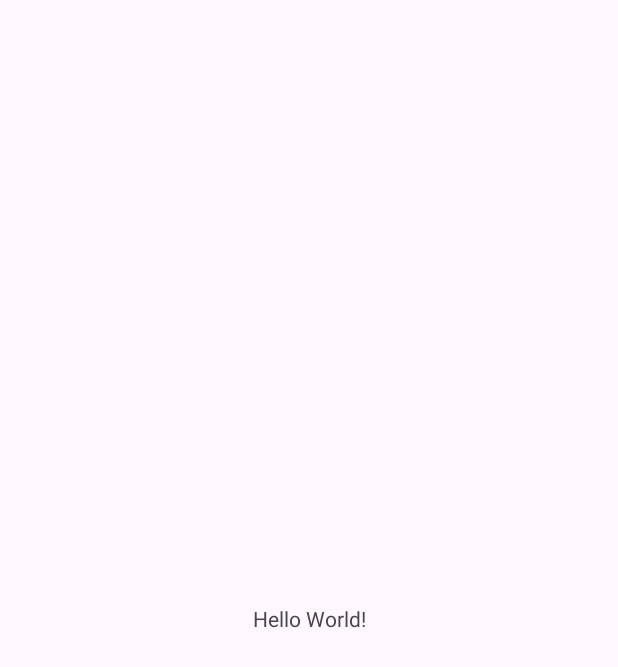
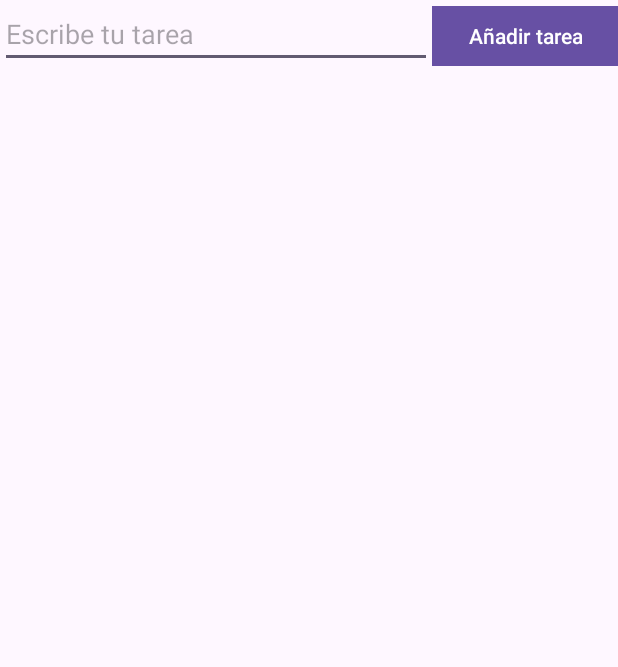
Before and after one commit to juliogtrenard/FORK_AppScrollInfinito, an Android app: the screen it shows after launch (MainActivity), on a phone screen of 412 x 824 dp. Before the commit the part shown is almost empty. Shown: the top 667 px of the screen. Run offline under Robolectric (Android 15) with nearby library versions, the phone set to English and light mode, and no system bars.

Commit message:
ADD EditText y botón para añadir tarea

```diff
--- a/app/src/main/res/layout/activity_main.xml
+++ b/app/src/main/res/layout/activity_main.xml
@@ -7,13 +7,32 @@
     android:layout_height="match_parent"
     tools:context=".MainActivity">
 
-    <TextView
+    <EditText
+        android:id="@+id/etTask"
+        android:layout_width="0dp"
+        android:layout_height="wrap_content"
+        android:autofillHints="task"
+        android:hint="@string/escribe_tu_tarea"
+        android:inputType="text"
+        android:maxLines="1"
+        app:layout_constraintBottom_toBottomOf="parent"
+        app:layout_constraintStart_toStartOf="parent"
+        app:layout_constraintTop_toTopOf="parent"
+        app:layout_constraintEnd_toStartOf="@+id/btnAddTask"
+        app:layout_constraintVertical_bias="0"
+        app:layout_constraintHorizontal_bias="0"/>
+
+    <Button
+        android:id="@+id/btnAddTask"
+        android:text="@string/aniadir_tarea"
+        app:layout_constraintHorizontal_bias="1"
         android:layout_width="wrap_content"
         android:layout_height="wrap_content"
-        android:text="Hello World!"
+        app:layout_constraintTop_toTopOf="parent"
+        app:layout_constraintEnd_toEndOf="parent"
+        app:layout_constraintVertical_bias="0"
         app:layout_constraintBottom_toBottomOf="parent"
-        app:layout_constraintEnd_toEndOf="parent"
-        app:layout_constraintStart_toStartOf="parent"
-        app:layout_constraintTop_toTopOf="parent" />
+        app:layout_constraintStart_toEndOf="@id/etTask"
+        app:cornerRadius="0dp"/>
 
 </androidx.constraintlayout.widget.ConstraintLayout>
--- a/app/src/main/res/values/strings.xml
+++ b/app/src/main/res/values/strings.xml
@@ -1,3 +1,5 @@
 <resources>
     <string name="app_name">MiPrimeraApp</string>
+    <string name="aniadir_tarea">Añadir tarea</string>
+    <string name="escribe_tu_tarea">Escribe tu tarea</string>
 </resources>
```
